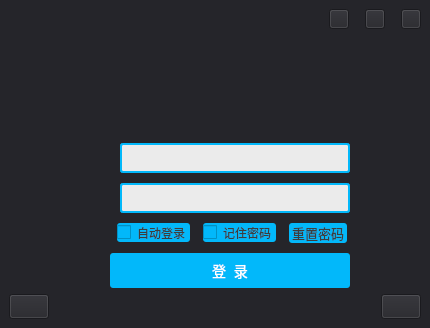
Before: the Qt Designer form VideoPlayer/login/LoginPersonInfo.ui in huizhang556/pc-video-player, drawn with Qt 5.
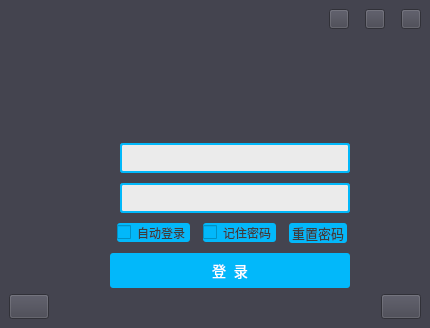
After: the same form once the commit is applied. Icons and pictures are not drawn.

The edit to the form file:
```diff
--- a/VideoPlayer/login/LoginPersonInfo.ui
+++ b/VideoPlayer/login/LoginPersonInfo.ui
@@ -17,7 +17,7 @@
    <string notr="true">QWidget
 {
 /*background-color:#136a8a;*/
-background-color: #25252a;
+background-color:#44444f;
 	
 }
 	</string>
```
Left out of the diff: 2 changed lines with no effect on the pictures.
